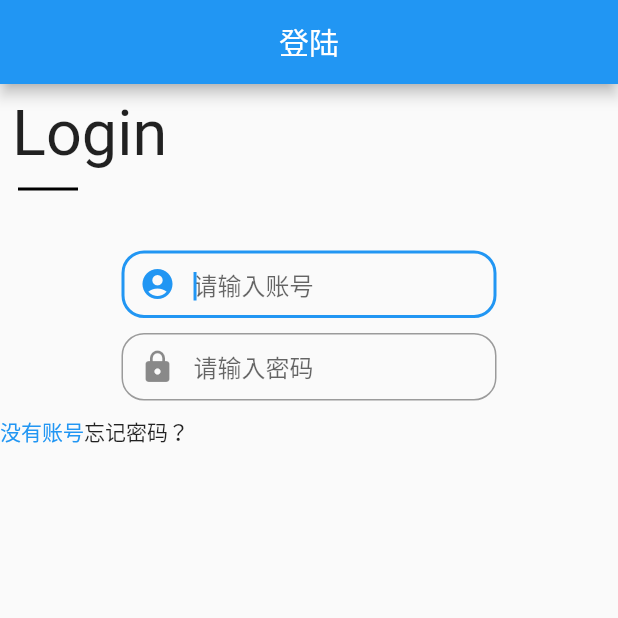
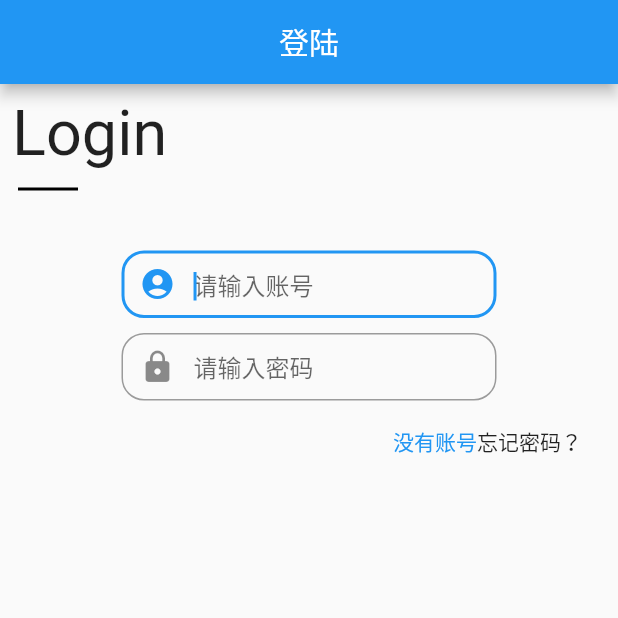
Before and after one commit to liyyihui/flutter_appdemo, a Flutter app: the loginfulwidget screen opened directly, on a phone screen of 412 x 824 dp, the top half of it. Run offline on Flutter 3.47's test engine with Material 2 defaults, Android fonts, the phone set to English and light mode, and no system bars; our stand-ins replace dio, flutter_easyrefresh, flutter_swiper, fluttertoast, shared_preferences; missing offline and left inert: flutter_webview_plugin; accounts and stored records are empty; network calls fail; statements that could not run were skipped.

Commit message:
忘记密码布局

```diff
--- a/lib/UI/Login/login.dart
+++ b/lib/UI/Login/login.dart
@@ -115,10 +115,10 @@ class _loginstate extends State<loginfulwidget> {
   _forgetpassword() {
     return Align(
       alignment: Alignment.topRight,
-      child:Row(
-
+      child: SizedBox(height: 35,
+         width: 150,
+       child:  Row(
          children: <Widget>[
-
            GestureDetector(
              child: Text("没有账号",
                style: TextStyle(color: Colors.blue),
@@ -130,6 +130,8 @@ class _loginstate extends State<loginfulwidget> {
              onTap: ()=>_forgetpasswordclick(),
            ),
          ],
+       ),
+
       )
     );
 
```
Lines whose indentation alone changed are shown as unchanged.
